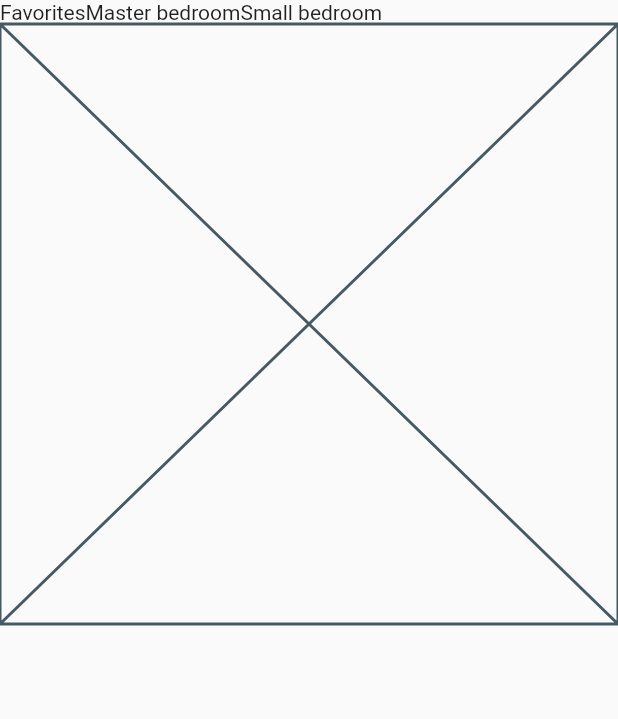
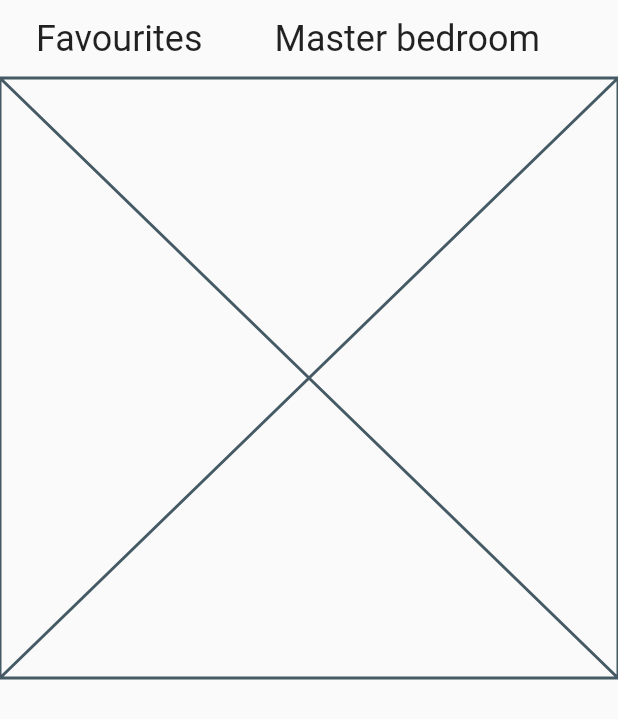
Before and after one commit to mivoligo/smarty_home, a Flutter app: the screen it shows after launch, on a phone screen of 412 x 824 dp. Shown: the top 719 px of the screen. Run offline on Flutter 3.47's test engine with Material 2 defaults, Android fonts, the phone set to English and light mode, and no system bars.

Commit message:
Add MenuItem

```diff
--- a/lib/menu.dart
+++ b/lib/menu.dart
@@ -6,11 +6,45 @@ class Menu extends StatelessWidget {
   @override
   Widget build(BuildContext context) {
     return Row(
-      children: const [
-        Text('Favorites'),
-        Text('Master bedroom'),
-        Text('Small bedroom'),
+      children: [
+        MenuItem(
+          name: 'Favourites',
+          onTap: () {},
+        ),
+        MenuItem(
+          name: 'Master bedroom',
+          onTap: () {},
+        ),
       ],
     );
   }
 }
+
+class MenuItem extends StatelessWidget {
+  const MenuItem({
+    Key? key,
+    required this.name,
+    required this.onTap,
+    this.isSelected = false,
+  }) : super(key: key);
+
+  final String name;
+  final VoidCallback onTap;
+  final bool isSelected;
+
+  @override
+  Widget build(BuildContext context) {
+    return InkWell(
+      onTap: onTap,
+      child: Padding(
+        padding: const EdgeInsets.symmetric(horizontal: 24, vertical: 12),
+        child: Text(
+          name,
+          style: isSelected
+              ? const TextStyle(fontSize: 24, fontWeight: FontWeight.bold)
+              : const TextStyle(fontSize: 24),
+        ),
+      ),
+    );
+  }
+}
```
